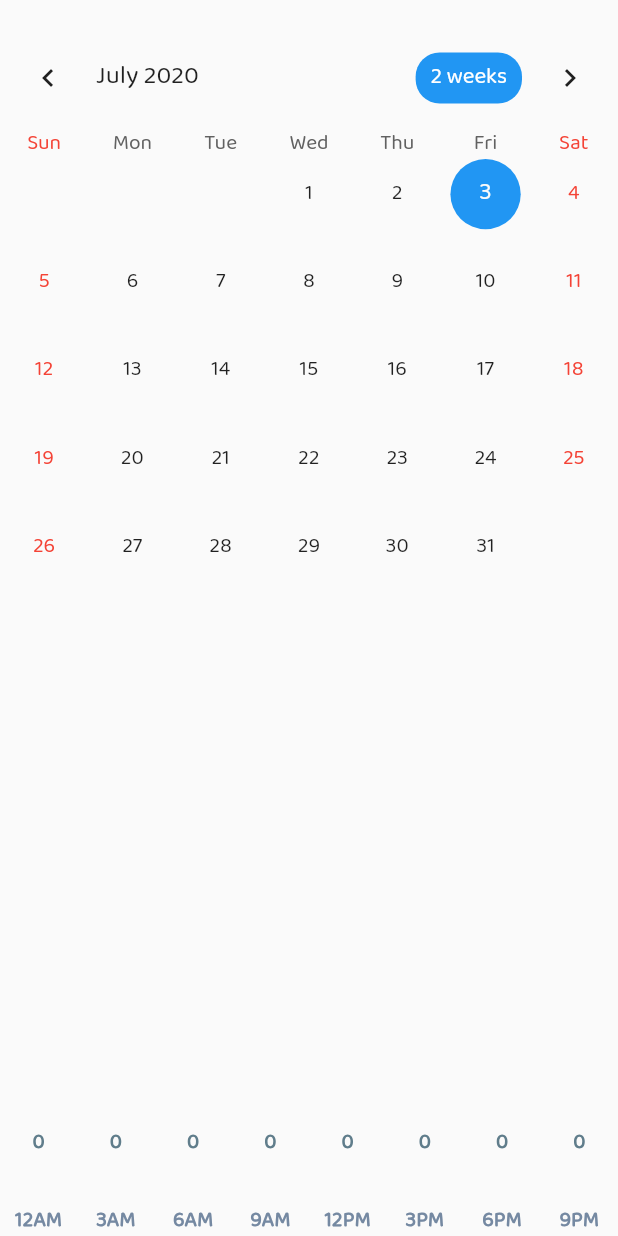
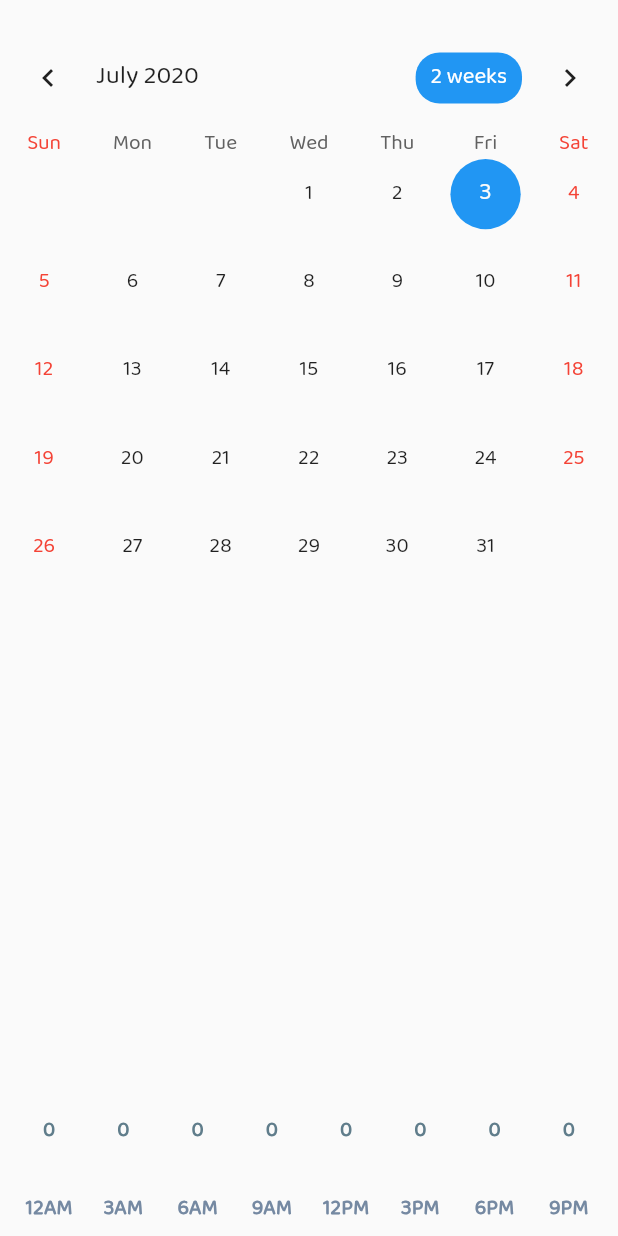
Before and after one commit to richardjoy530/ibis, a Flutter app: the CalenderPage screen opened directly, on a phone screen of 412 x 824 dp. Run offline on Flutter 3.47's test engine with Material 2 defaults, Android fonts, the phone set to English and light mode, and no system bars; drawn by our look-alikes of fl_chart, table_calendar; our stand-ins replace dots_indicator, flare_flutter, flutter_local_notifications, fluttertoast, percent_indicator, shared_preferences and 3 more; missing offline and left inert: qrscan, wifi_iot; accounts and stored records are empty.

Commit message:
edit chart

```diff
--- a/lib/calender.dart
+++ b/lib/calender.dart
@@ -72,6 +72,10 @@ class _CalenderPageState extends State<CalenderPage> {
           //_buildButtons(),
           //const SizedBox(height: 8.0),
           Expanded(
+            child: Container(
+              height: MediaQuery.of(context).size.height/2,
+              width: MediaQuery.of(context).size.width/1,
+              padding: EdgeInsets.all(8.0),
               child: BarChart(
                 BarChartData(
                   alignment: BarChartAlignment.spaceAround,
@@ -168,6 +172,7 @@ class _CalenderPageState extends State<CalenderPage> {
                         showingTooltipIndicators: [0]),
 
                   ],
+                ),
               ),
             ),
 
```
Lines whose indentation alone changed are shown as unchanged.
